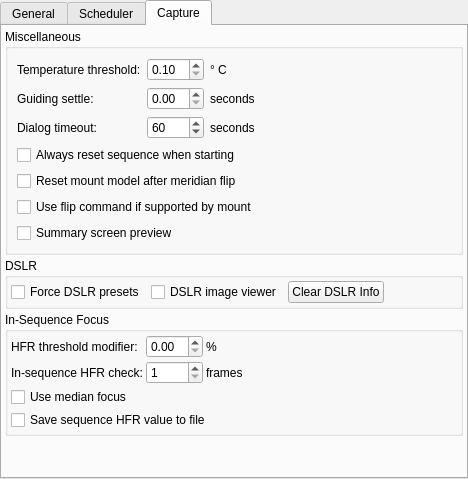
Qt form kstars/ekos/opsekos.ui (KDE/kstars) before a commit.
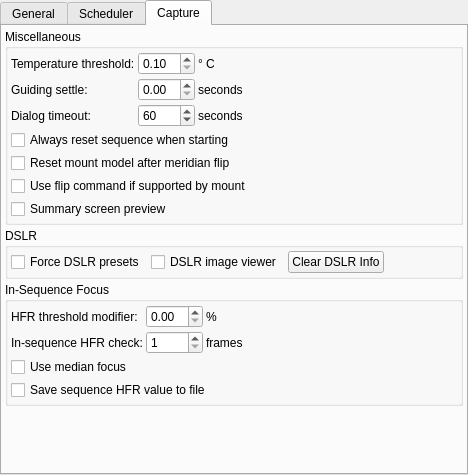
The same form after that commit. The open tabs and pages were chosen to show the change. Icons and pictures are not drawn.

Commit message: Restore index to General and reduce layout spacing

```diff
--- a/kstars/ekos/opsekos.ui
+++ b/kstars/ekos/opsekos.ui
@@ -7,7 +7,7 @@
     <x>0</x>
     <y>0</y>
     <width>468</width>
-    <height>479</height>
+    <height>475</height>
    </rect>
   </property>
   <property name="windowTitle">
@@ -526,8 +526,26 @@
        <string>Miscellaneous</string>
       </property>
       <layout class="QVBoxLayout" name="verticalLayout_3">
+       <property name="spacing">
+        <number>3</number>
+       </property>
+       <property name="leftMargin">
+        <number>3</number>
+       </property>
+       <property name="topMargin">
+        <number>3</number>
+       </property>
+       <property name="rightMargin">
+        <number>3</number>
+       </property>
+       <property name="bottomMargin">
+        <number>3</number>
+       </property>
        <item>
         <layout class="QGridLayout" name="gridLayout">
+         <property name="spacing">
+          <number>3</number>
+         </property>
          <item row="1" column="2">
           <widget class="QLabel" name="label_14">
            <property name="text">
@@ -659,6 +677,9 @@
        </item>
        <item>
         <layout class="QHBoxLayout" name="horizontalLayout_5">
+         <property name="spacing">
+          <number>3</number>
+         </property>
          <item>
           <widget class="QCheckBox" name="kcfg_useSummaryPreview">
            <property name="toolTip">
@@ -784,6 +805,9 @@
        </property>
        <item>
         <layout class="QGridLayout" name="gridLayout_2">
+         <property name="spacing">
+          <number>3</number>
+         </property>
          <item row="1" column="4">
           <widget class="QLabel" name="label_12">
            <property name="text">
```
Left out of the diff: 35 changed lines with no effect on the pictures.
